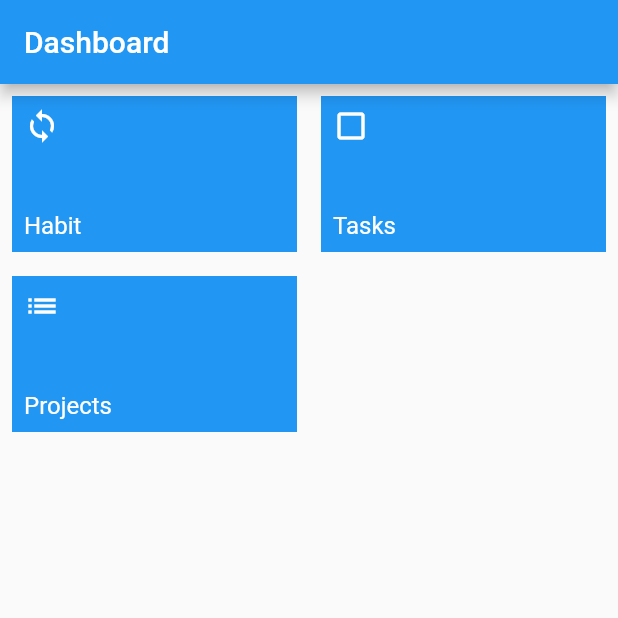
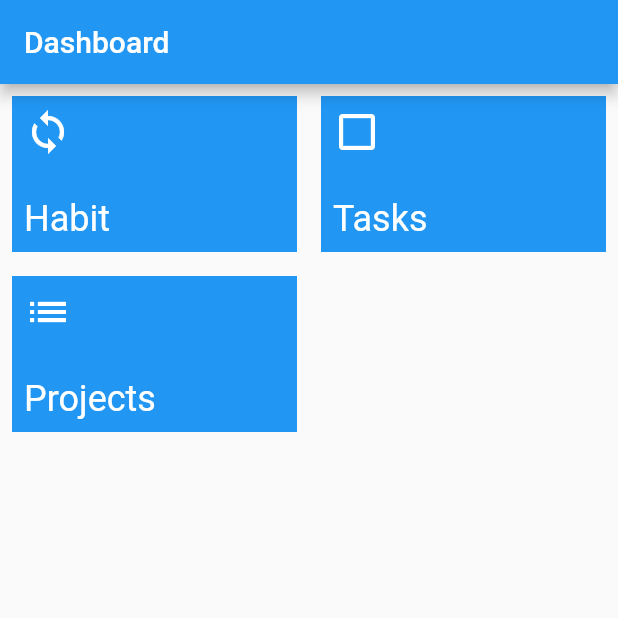
Before and after one commit to Tipertuba/tasks-tiper-app, a Flutter app: the screen it shows after launch, on a phone screen of 412 x 824 dp, the top half of it. Run offline on Flutter 3.47's test engine with Material 2 defaults, Android fonts, the phone set to English and light mode, and no system bars.

Commit message:
Initial buttons screen

```diff
--- a/lib/screens/dashboard.dart
+++ b/lib/screens/dashboard.dart
@@ -26,7 +26,7 @@ class Dashboard extends StatelessWidget {
   }
 
   void _showProjectsList(BuildContext context) {
-    print("clicked on projects list");
+    debugPrint("clicked on projects list");
     Navigator.of(context).push(
       MaterialPageRoute(
         builder: (context) => null,
@@ -46,19 +46,15 @@ class _FeatureItem extends StatelessWidget {
   Widget build(BuildContext context) {
     return Container(
       height: 120,
-      width: MediaQuery
-          .of(context)
-          .size
-          .width / 2,
+      width: MediaQuery.of(context).size.width / 2,
       child: Padding(
         padding: const EdgeInsets.all(8.0),
         child: Material(
-          color: Theme
-              .of(context)
-              .primaryColor,
+          color: Theme.of(context).primaryColor,
+          child: InkWell(
+            onTap: () => onClick(),
             child: Container(
               padding: EdgeInsets.all(8.0),
-            height: 120,
               child: Column(
                 mainAxisAlignment: MainAxisAlignment.spaceBetween,
                 crossAxisAlignment: CrossAxisAlignment.start,
@@ -66,13 +62,13 @@ class _FeatureItem extends StatelessWidget {
                   Icon(
                     icon,
                     color: Colors.white,
-                  size: 24.0,
+                    size: 32.0,
                   ),
                   Text(
                     name,
                     style: TextStyle(
                       color: Colors.white,
-                    fontSize: 16.0,
+                      fontSize: 24.0,
                     ),
                   )
                 ],
@@ -80,6 +76,7 @@ class _FeatureItem extends StatelessWidget {
             ),
           ),
         ),
+      ),
     );
   }
 }
```
Lines whose indentation alone changed are shown as unchanged.
